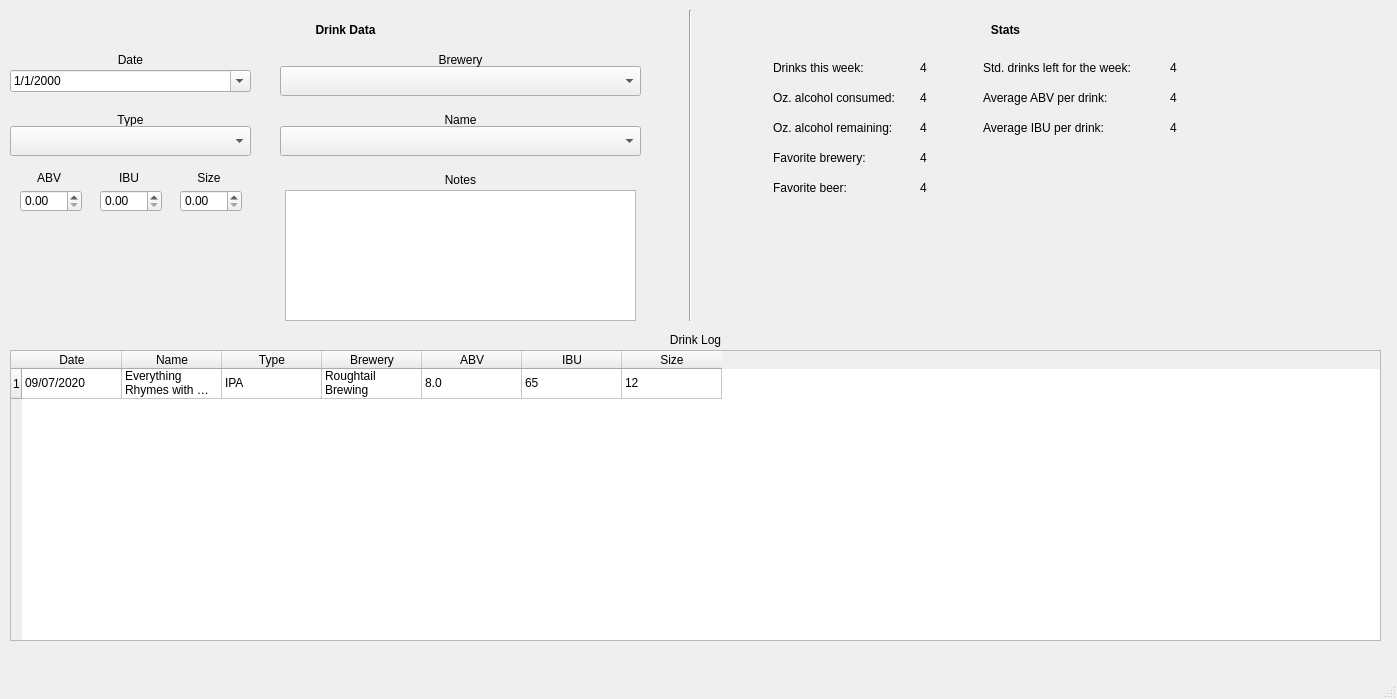
Before: the Qt Designer form src/mainwindow.ui in minorsecond/BuzzBot, drawn with Qt 5.
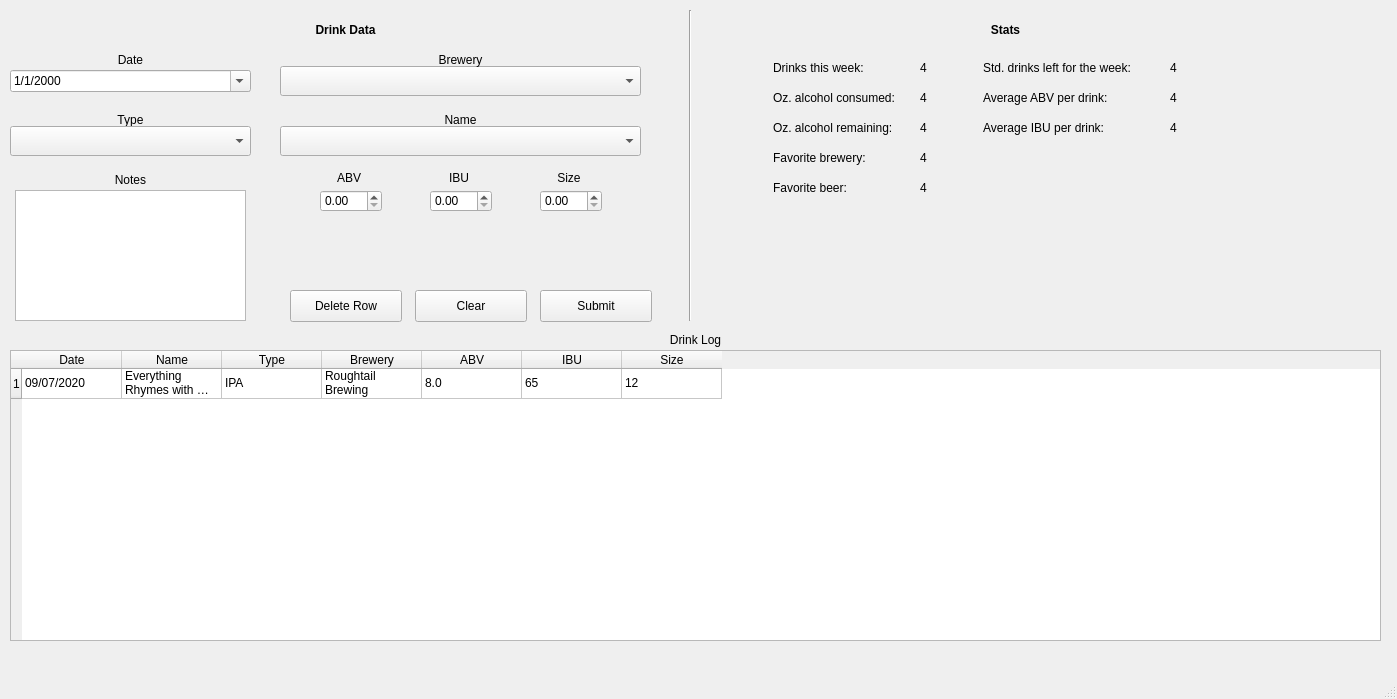
After: the same form once the commit is applied.

Commit message: Write to DB from user entry

Patch:
```diff
--- a/src/mainwindow.ui
+++ b/src/mainwindow.ui
@@ -127,7 +127,7 @@
    <widget class="QDoubleSpinBox" name="abvInput">
     <property name="geometry">
      <rect>
-      <x>20</x>
+      <x>320</x>
       <y>190</y>
       <width>62</width>
       <height>22</height>
@@ -137,7 +137,7 @@
    <widget class="QDoubleSpinBox" name="ibuInput">
     <property name="geometry">
      <rect>
-      <x>100</x>
+      <x>430</x>
       <y>190</y>
       <width>62</width>
       <height>22</height>
@@ -147,7 +147,7 @@
    <widget class="QLabel" name="abvLabel">
     <property name="geometry">
      <rect>
-      <x>20</x>
+      <x>320</x>
       <y>170</y>
       <width>58</width>
       <height>16</height>
@@ -163,7 +163,7 @@
    <widget class="QLabel" name="ibuLabel">
     <property name="geometry">
      <rect>
-      <x>100</x>
+      <x>430</x>
       <y>170</y>
       <width>58</width>
       <height>16</height>
@@ -179,7 +179,7 @@
    <widget class="QLabel" name="sizeLabel">
     <property name="geometry">
      <rect>
-      <x>180</x>
+      <x>540</x>
       <y>170</y>
       <width>58</width>
       <height>16</height>
@@ -195,7 +195,7 @@
    <widget class="QDoubleSpinBox" name="sizeInput">
     <property name="geometry">
      <rect>
-      <x>180</x>
+      <x>540</x>
       <y>190</y>
       <width>62</width>
       <height>22</height>
@@ -205,9 +205,9 @@
    <widget class="QTextEdit" name="notesInput">
     <property name="geometry">
      <rect>
-      <x>285</x>
+      <x>15</x>
       <y>190</y>
-      <width>351</width>
+      <width>231</width>
       <height>131</height>
      </rect>
     </property>
@@ -215,9 +215,9 @@
    <widget class="QLabel" name="notesLabel">
     <property name="geometry">
      <rect>
-      <x>285</x>
+      <x>15</x>
       <y>170</y>
-      <width>351</width>
+      <width>231</width>
       <height>20</height>
      </rect>
     </property>
@@ -594,6 +594,45 @@
      <set>Qt::AlignCenter</set>
     </property>
    </widget>
+   <widget class="QPushButton" name="submitRowButton">
+    <property name="geometry">
+     <rect>
+      <x>540</x>
+      <y>290</y>
+      <width>112</width>
+      <height>32</height>
+     </rect>
+    </property>
+    <property name="text">
+     <string>Submit</string>
+    </property>
+   </widget>
+   <widget class="QPushButton" name="clearFieldsButton">
+    <property name="geometry">
+     <rect>
+      <x>415</x>
+      <y>290</y>
+      <width>112</width>
+      <height>32</height>
+     </rect>
+    </property>
+    <property name="text">
+     <string>Clear</string>
+    </property>
+   </widget>
+   <widget class="QPushButton" name="deleteRowButton">
+    <property name="geometry">
+     <rect>
+      <x>290</x>
+      <y>290</y>
+      <width>112</width>
+      <height>32</height>
+     </rect>
+    </property>
+    <property name="text">
+     <string>Delete Row</string>
+    </property>
+   </widget>
   </widget>
   <widget class="QMenuBar" name="menubar">
    <property name="geometry">
```
The commit also changes 1 other file.
